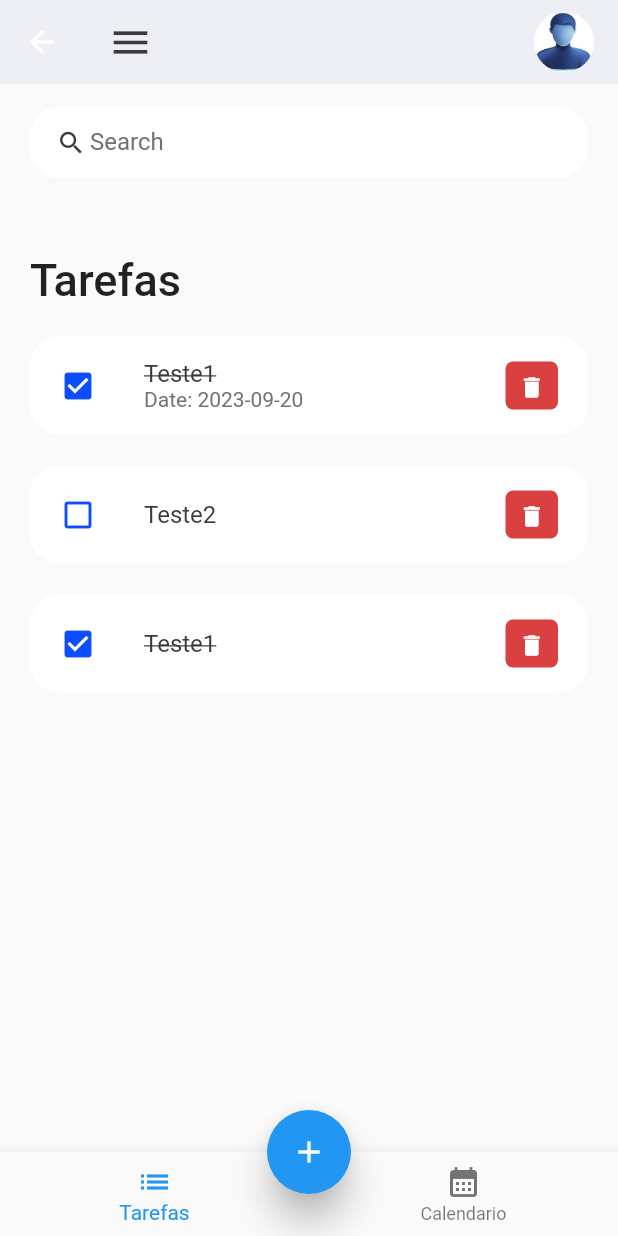
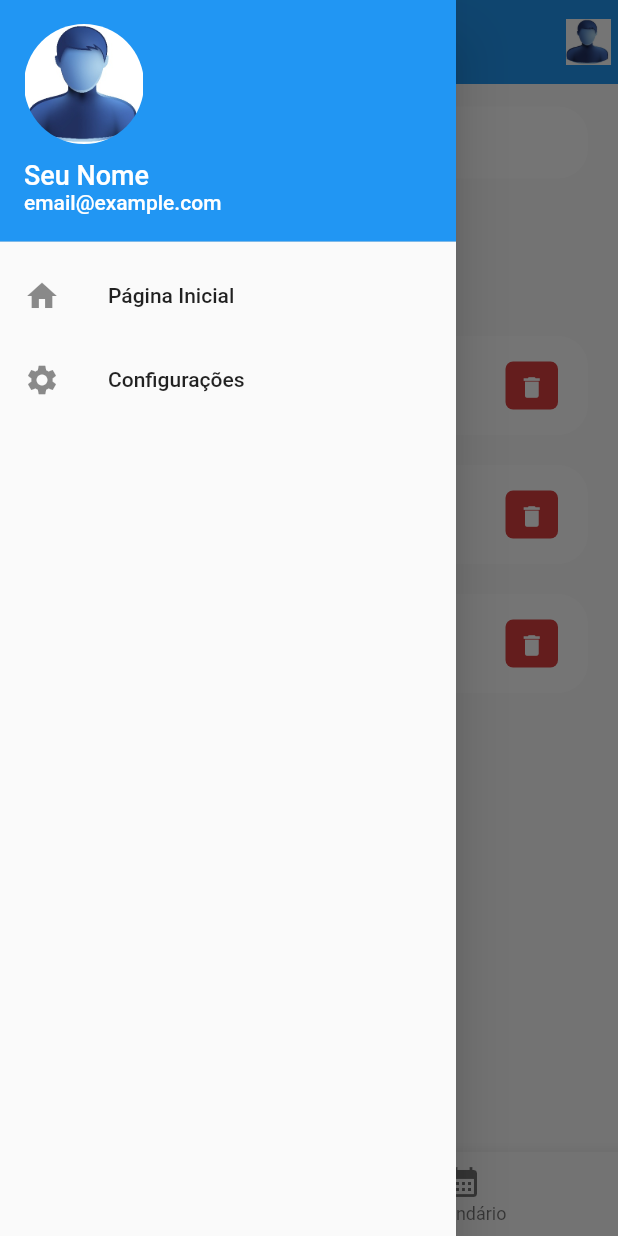
Before and after one commit to CaptLuckyTiger/MemoTask, a Flutter app: the Home screen opened by its route, with the side drawer open (before the commit the screen has no drawer), on a phone screen of 412 x 824 dp. Run offline on Flutter 3.47's test engine with Material 2 defaults, Android fonts, the phone set to English and light mode, and no system bars.

Commit message:
Menu lateral implementado

```diff
--- a/lib/main.dart
+++ b/lib/main.dart
@@ -1,7 +1,7 @@
 import 'package:flutter/material.dart';
 import 'package:flutter/services.dart';
 import './screens/home.dart';
-import 'View/LoginPage.dart';
+import 'View/login_page.dart';
 
 void main() {
   runApp(const MyApp());
--- a/lib/screens/home.dart
+++ b/lib/screens/home.dart
@@ -15,7 +15,7 @@ class _HomeState extends State<Home> {
   final todosList = ToDo.todoList();
   List<ToDo> _foundToDo = [];
   final _todoController = TextEditingController();
-  int _currentIndex = 0; // Adicione um índice para rastrear a tela selecionada
+  int _currentIndex = 0;
 
   @override
   void initState() {
@@ -27,8 +27,8 @@ class _HomeState extends State<Home> {
   Widget build(BuildContext context) {
     return Scaffold(
       appBar: _buildAppBar(),
-      body:
-          _buildBody(), // Use um método separado para construir o corpo da tela
+      body: _buildBody(),
+      drawer: _buildDrawer(), // Adicione o Drawer aqui
       bottomNavigationBar: BottomNavigationBar(
         currentIndex: _currentIndex,
         onTap: (index) {
@@ -42,9 +42,8 @@ class _HomeState extends State<Home> {
             label: 'Tarefas',
           ),
           BottomNavigationBarItem(
-            icon: Icon(
-                Icons.calendar_month), // Altere o ícone para um botão entalhado
-            label: 'Calendario',
+            icon: Icon(Icons.calendar_month),
+            label: 'Calendário',
           ),
         ],
       ),
@@ -64,7 +63,7 @@ class _HomeState extends State<Home> {
               elevation: 10,
               child: const Icon(Icons.add),
             )
-          : null, // Remova o botão flutuante da tela de tarefas
+          : null,
       floatingActionButtonLocation: FloatingActionButtonLocation.centerDocked,
     );
   }
@@ -113,7 +112,7 @@ class _HomeState extends State<Home> {
         ],
       );
     } else {
-      return Container(); // Caso contrário, retorne um container vazio
+      return Container();
     }
   }
 
@@ -186,23 +185,81 @@ class _HomeState extends State<Home> {
 
   AppBar _buildAppBar() {
     return AppBar(
-      backgroundColor: tdBGColor,
+      backgroundColor: Colors.blue, // Defina a cor da barra superior como azul
       elevation: 0,
-      title: Row(mainAxisAlignment: MainAxisAlignment.spaceBetween, children: [
-        const Icon(
-          Icons.menu,
-          color: tdBlack,
-          size: 30,
-        ),
+      title: const Text('MemoTask'),
+      actions: [
         SizedBox(
           height: 40,
           width: 40,
           child: ClipRRect(
-            borderRadius: BorderRadius.circular(20),
-            child: Image.asset('assets/images/avatar.jpeg'),
+            borderRadius: BorderRadius.circular(40),
+            child: Image.asset(
+              'assets/images/avatar.jpeg',
+              scale: 10,
+            ),
           ),
         ),
-      ]),
+      ],
+    );
+  }
+
+  Widget _buildDrawer() {
+    return Drawer(
+      child: ListView(
+        padding: EdgeInsets.zero,
+        children: [
+          DrawerHeader(
+            decoration: const BoxDecoration(
+              color: Colors.blue, // Use a mesma cor da barra superior
+            ),
+            child: Column(
+              crossAxisAlignment: CrossAxisAlignment.start,
+              children: [
+                SizedBox(
+                  height: 80,
+                  width: 80,
+                  child: ClipRRect(
+                    borderRadius: BorderRadius.circular(40),
+                    child: Image.asset('assets/images/avatar.jpeg'),
+                  ),
+                ),
+                const SizedBox(height: 10),
+                const Text(
+                  'Seu Nome',
+                  style: TextStyle(
+                    color: Colors.white,
+                    fontSize: 18,
+                  ),
+                ),
+                const Text(
+                  'email@example.com',
+                  style: TextStyle(
+                    color: Colors.white,
+                    fontSize: 14,
+                  ),
+                ),
+              ],
+            ),
+          ),
+          ListTile(
+            leading: const Icon(Icons.home),
+            title: const Text('Página Inicial'),
+            onTap: () {
+              Navigator.pop(context);
+              // Implementar depois
+            },
+          ),
+          ListTile(
+            leading: const Icon(Icons.settings),
+            title: const Text('Configurações'),
+            onTap: () {
+              Navigator.pop(context);
+              // Implementar depois
+            },
+          ),
+        ],
+      ),
     );
   }
 }
```
